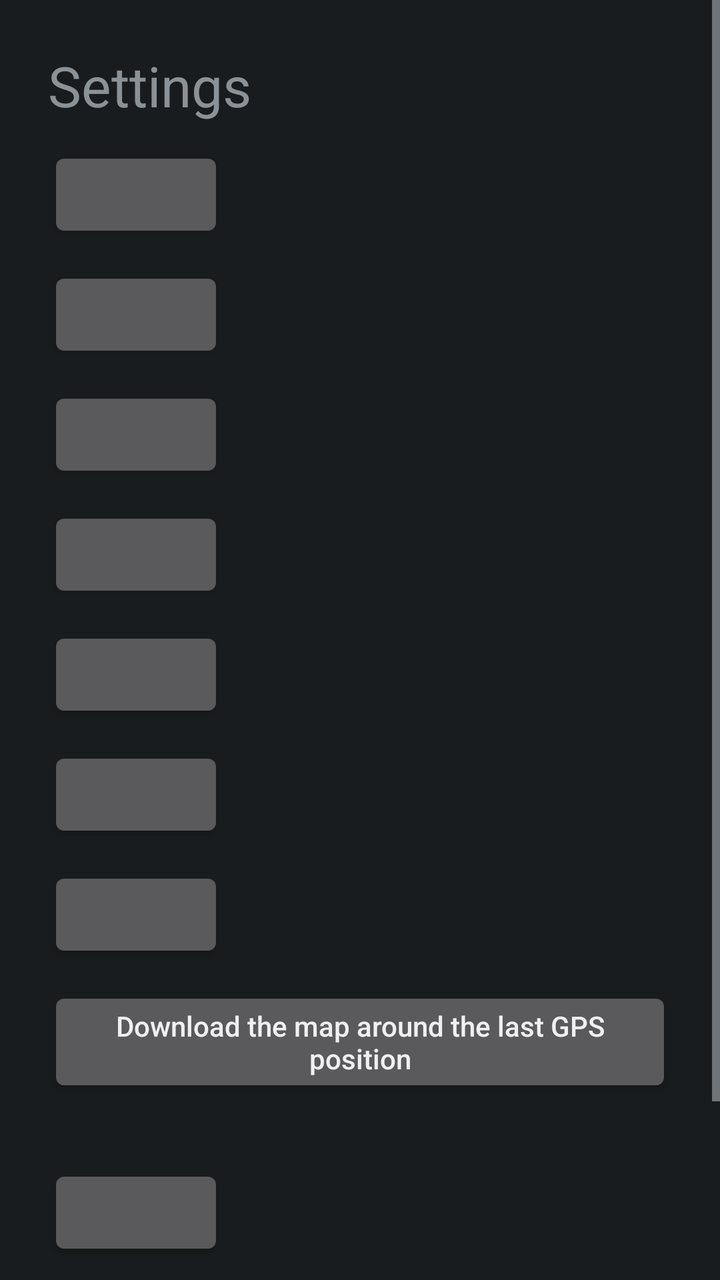
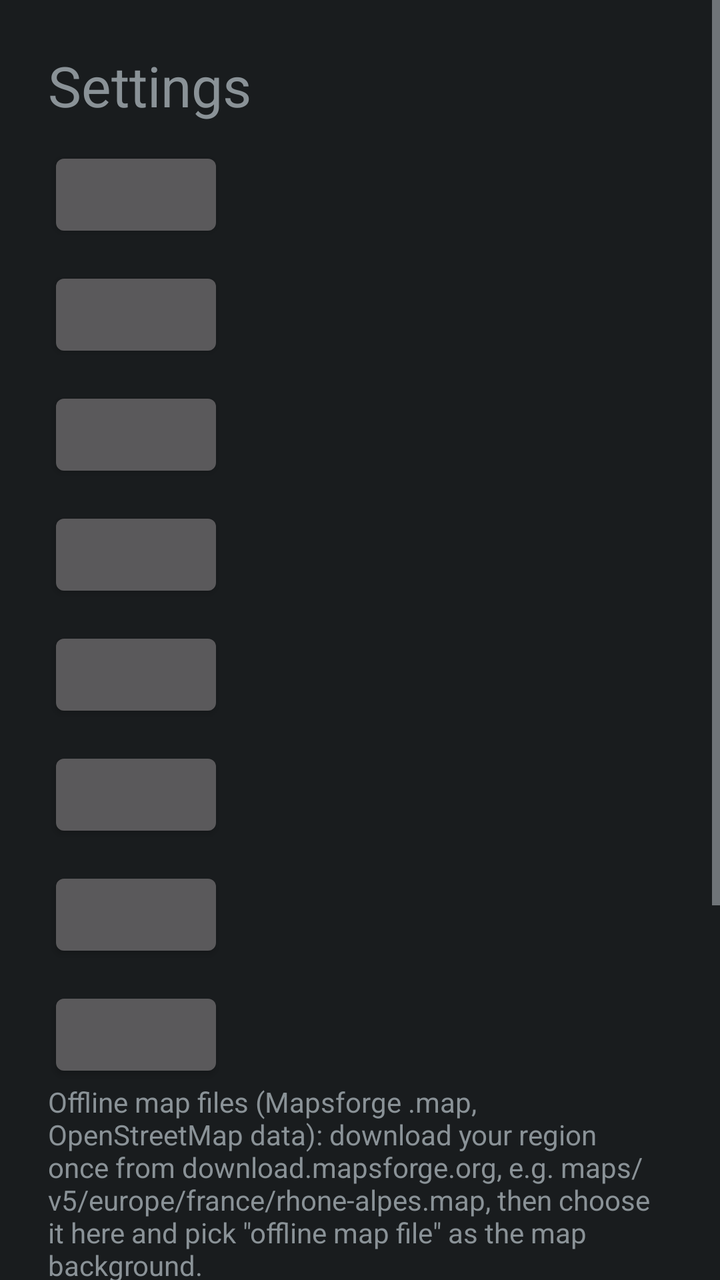

Screens rendered from an Android XML layout before and after an edit, with the pre-edit source and the edit as a unified diff.
<!-- AndroidManifest.xml: application theme android:Theme.DeviceDefault.NoActionBar -->
<!-- res/layout/activity_settings.xml -->
<?xml version="1.0" encoding="utf-8"?>
<ScrollView xmlns:android="http://schemas.android.com/apk/res/android"
    android:layout_width="match_parent"
    android:layout_height="match_parent"
    android:fitsSystemWindows="true">

    <LinearLayout
        android:layout_width="match_parent"
        android:layout_height="wrap_content"
        android:orientation="vertical"
        android:padding="24dp">

        <TextView
            android:layout_width="wrap_content"
            android:layout_height="wrap_content"
            android:text="@string/settings"
            android:textSize="28sp" />

        <Button android:id="@+id/setting_map_button" style="@style/SettingRow" />
        <Button android:id="@+id/setting_map_hold" style="@style/SettingRow" />
        <Button android:id="@+id/setting_hud_size" style="@style/SettingRow" />
        <Button android:id="@+id/setting_head_tracking" style="@style/SettingRow" />
        <Button android:id="@+id/setting_recenter_button" style="@style/SettingRow" />
        <Button android:id="@+id/setting_map_tiles" style="@style/SettingRow" />
        <Button android:id="@+id/setting_tile_url" style="@style/SettingRow" />
        <Button
            android:id="@+id/setting_download_tiles"
            style="@style/SettingRow"
            android:text="@string/download_tiles" />

        <TextView
            android:id="@+id/setting_download_status"
            android:layout_width="wrap_content"
            android:layout_height="wrap_content"
            android:textSize="16sp" />
        <Button android:id="@+id/setting_last_fix" style="@style/SettingRow" />

        <TextView
            android:id="@+id/setting_last_fix_value"
            android:layout_width="wrap_content"
            android:layout_height="wrap_content"
            android:layout_marginTop="8dp"
            android:textSize="16sp" />

        <Button
            android:id="@+id/setting_forget_fix"
            style="@style/SettingRow"
            android:text="@string/forget_last_fix" />
    </LinearLayout>
</ScrollView>
<!-- resources referenced by this layout -->
<resources>
  <string name="download_tiles">Download the map around the last GPS position</string>
  <string name="forget_last_fix">Forget the last GPS position</string>
  <string name="settings">Settings</string>
  <style name="SettingRow">
          <item name="android:layout_width">wrap_content</item>
          <item name="android:layout_height">wrap_content</item>
          <item name="android:layout_marginTop">12dp</item>
          <item name="android:textAllCaps">false</item>
      </style>
</resources>

<!-- the commit's change to res/layout/activity_settings.xml (unified diff, before → after) -->
@@ -23,6 +23,13 @@
         <Button android:id="@+id/setting_recenter_button" style="@style/SettingRow" />
         <Button android:id="@+id/setting_map_tiles" style="@style/SettingRow" />
         <Button android:id="@+id/setting_tile_url" style="@style/SettingRow" />
+        <Button android:id="@+id/setting_map_file" style="@style/SettingRow" />
+
+        <TextView
+            android:layout_width="wrap_content"
+            android:layout_height="wrap_content"
+            android:text="@string/map_file_hint"
+            android:textSize="14sp" />
         <Button
             android:id="@+id/setting_download_tiles"
             style="@style/SettingRow"
<!-- resource entries referenced after the edit -->
@@ -2,6 +2,7 @@
 <resources>
   <string name="download_tiles">Download the map around the last GPS position</string>
   <string name="forget_last_fix">Forget the last GPS position</string>
+  <string name="map_file_hint">Offline map files (Mapsforge .map, OpenStreetMap data): download your region once from download.mapsforge.org, e.g. maps/v5/europe/france/rhone-alpes.map, then choose it here and pick \"offline map file\" as the map background.</string>
   <string name="settings">Settings</string>
   <style name="SettingRow">
           <item name="android:layout_width">wrap_content</item>
